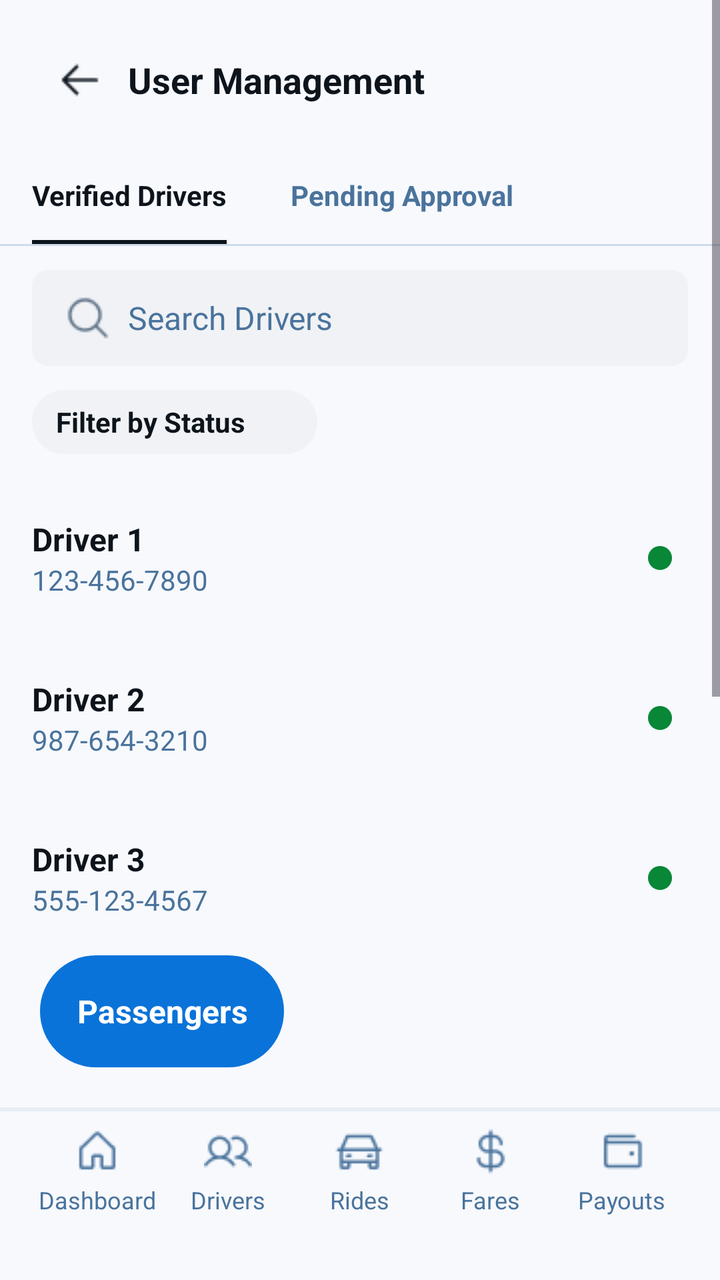
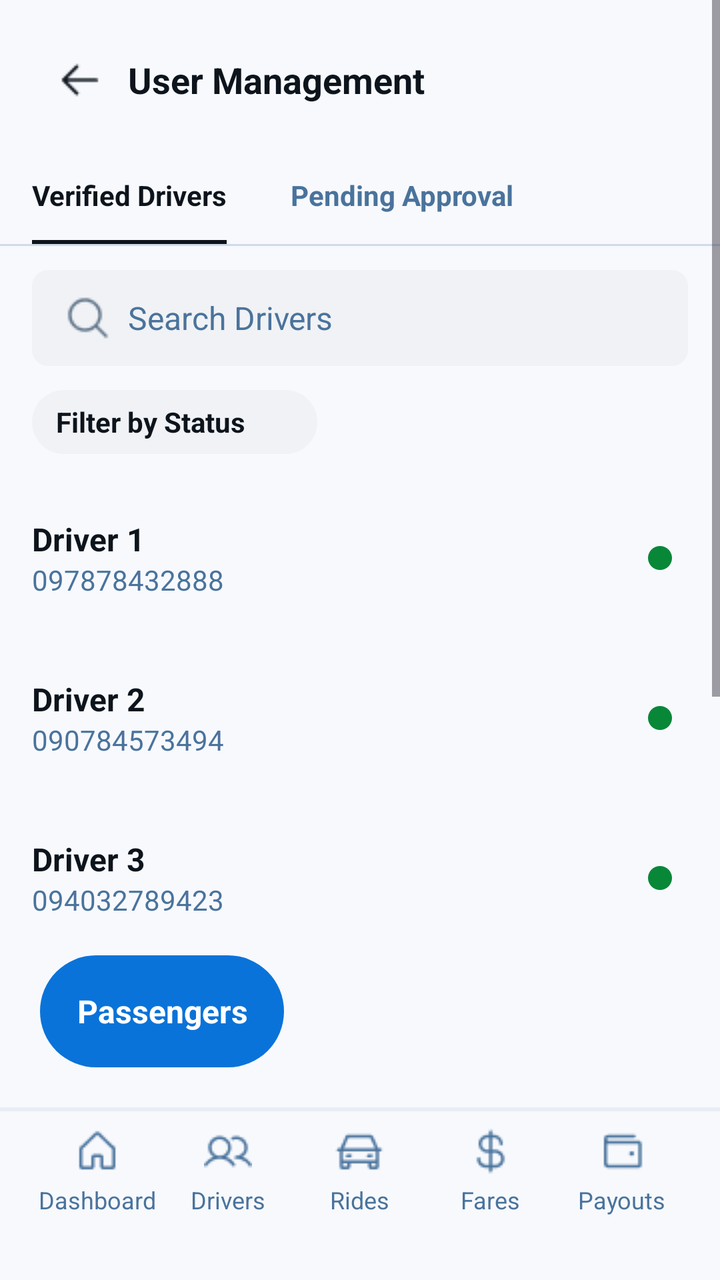

Compare the two renders of this Android layout. The source of the first and the diff that turns it into the second are given below.
<!-- AndroidManifest.xml: application theme Theme.Tricycle_app -->
<!-- res/layout/adminusers.xml -->
<?xml version="1.0" encoding="utf-8"?>
<LinearLayout xmlns:android="http://schemas.android.com/apk/res/android"
    android:layout_width="match_parent"
    android:layout_height="match_parent"
    android:orientation="vertical"
    android:background="#F7F9FD">

    <ScrollView
        android:layout_width="match_parent"
        android:layout_height="0dp"
        android:layout_weight="1"
        android:fillViewport="true">

        <LinearLayout
            android:layout_width="match_parent"
            android:layout_height="wrap_content"
            android:orientation="vertical"
            android:paddingBottom="20dp">

            <LinearLayout
                android:layout_width="match_parent"
                android:layout_height="wrap_content"
                android:orientation="horizontal"
                android:gravity="center_vertical"
                android:paddingTop="16dp"
                android:paddingBottom="8dp"
                android:paddingStart="16dp"
                android:paddingEnd="16dp">

                <LinearLayout
                    android:id="@+id/btnBack"
                    android:layout_width="48dp"
                    android:layout_height="48dp"
                    android:gravity="center"
                    android:clickable="true"
                    android:focusable="true">

                    <View
                        android:layout_width="24dp"
                        android:layout_height="24dp"
                        android:background="@drawable/arrow" />
                </LinearLayout>

                <TextView
                    android:layout_width="wrap_content"
                    android:layout_height="wrap_content"
                    android:text="User Management"
                    android:textSize="18sp"
                    android:textStyle="bold"
                    android:textColor="#0D141C"
                    android:paddingEnd="48dp"/>
            </LinearLayout>

            <LinearLayout
                android:layout_width="match_parent"
                android:layout_height="wrap_content"
                android:orientation="vertical">

                <LinearLayout
                    android:layout_width="match_parent"
                    android:layout_height="wrap_content"
                    android:orientation="horizontal"
                    android:paddingStart="16dp"
                    android:paddingEnd="16dp">

                    <LinearLayout
                        android:layout_width="wrap_content"
                        android:layout_height="wrap_content"
                        android:orientation="vertical"
                        android:layout_marginEnd="32dp">

                        <TextView
                            android:layout_width="wrap_content"
                            android:layout_height="wrap_content"
                            android:text="Verified Drivers"
                            android:textSize="14sp"
                            android:textStyle="bold"
                            android:textColor="#0D141C"
                            android:paddingTop="16dp"
                            android:paddingBottom="13dp"/>

                        <View
                            android:layout_width="match_parent"
                            android:layout_height="2dp"
                            android:background="#0D141C"/>
                    </LinearLayout>

                    <LinearLayout
                        android:layout_width="wrap_content"
                        android:layout_height="wrap_content"
                        android:orientation="vertical">

                        <TextView
                            android:layout_width="wrap_content"
                            android:layout_height="wrap_content"
                            android:text="Pending Approval"
                            android:textSize="14sp"
                            android:textStyle="bold"
                            android:textColor="#4A739C"
                            android:paddingTop="16dp"
                            android:paddingBottom="13dp"/>

                        <View
                            android:layout_width="match_parent"
                            android:layout_height="2dp"
                            android:background="@android:color/transparent"/>
                    </LinearLayout>
                </LinearLayout>

                <View
                    android:layout_width="match_parent"
                    android:layout_height="1dp"
                    android:background="#CFDBE8"/>
            </LinearLayout>

            <LinearLayout
                android:layout_width="match_parent"
                android:layout_height="wrap_content"
                android:paddingStart="16dp"
                android:paddingEnd="16dp"
                android:paddingTop="12dp"
                android:paddingBottom="12dp">

                <LinearLayout
                    android:layout_width="match_parent"
                    android:layout_height="48dp"
                    android:orientation="horizontal"
                    android:gravity="center_vertical"
                    android:background="@drawable/bg_rounded_light_grey"
                    android:paddingStart="16dp">

                    <View
                        android:layout_width="24dp"
                        android:layout_height="24dp"
                        android:background="@drawable/magni" />

                    <TextView
                        android:layout_width="wrap_content"
                        android:layout_height="wrap_content"
                        android:text="Search Drivers"
                        android:textSize="16sp"
                        android:textColor="#4A739C"
                        android:layout_marginStart="8dp"/>
                </LinearLayout>
            </LinearLayout>

            <LinearLayout
                android:layout_width="match_parent"
                android:layout_height="wrap_content"
                android:paddingStart="16dp"
                android:paddingBottom="8dp">

                <LinearLayout
                    android:layout_width="wrap_content"
                    android:layout_height="32dp"
                    android:orientation="horizontal"
                    android:gravity="center_vertical"
                    android:background="@drawable/bg_pill_grey"
                    android:paddingStart="12dp"
                    android:paddingEnd="8dp">

                    <TextView
                        android:layout_width="wrap_content"
                        android:layout_height="wrap_content"
                        android:text="Filter by Status"
                        android:textSize="14sp"
                        android:textColor="#0D141C"
                        android:textStyle="bold"/>

                    <View
                        android:layout_width="20dp"
                        android:layout_height="20dp"
                        android:background="@android:color/transparent"
                        android:layout_marginStart="8dp"/>
                </LinearLayout>
            </LinearLayout>

            <LinearLayout
                android:id="@+id/driver_1"
                android:layout_width="match_parent"
                android:layout_height="72dp"
                android:orientation="horizontal"
                android:gravity="center_vertical"
                android:paddingStart="16dp"
                android:paddingEnd="16dp"
                android:layout_marginTop="8dp"
                android:background="#F7F9FD"
                android:clickable="true"
                android:focusable="true">

                <LinearLayout
                    android:layout_width="0dp"
                    android:layout_weight="1"
                    android:layout_height="wrap_content"
                    android:orientation="vertical">

                    <TextView
                        android:layout_width="wrap_content"
                        android:layout_height="wrap_content"
                        android:text="Driver 1"
                        android:textSize="16sp"
                        android:textStyle="bold"
                        android:textColor="#0D141C"/>

                    <TextView
                        android:layout_width="wrap_content"
                        android:layout_height="wrap_content"
                        android:text="123-456-7890"
                        android:textSize="14sp"
                        android:textColor="#4A739C"/>
                </LinearLayout>

                <LinearLayout
                    android:layout_width="28dp"
                    android:layout_height="match_parent"
                    android:gravity="center">
                    <View
                        android:layout_width="12dp"
                        android:layout_height="12dp"
                        android:background="@drawable/bg_circle_green"/>
                </LinearLayout>
            </LinearLayout>

            <LinearLayout
                android:id="@+id/driver_2"
                android:layout_width="match_parent"
                android:layout_height="72dp"
                android:orientation="horizontal"
                android:gravity="center_vertical"
                android:paddingStart="16dp"
                android:paddingEnd="16dp"
                android:layout_marginTop="8dp"
                android:background="#F7F9FD"
                android:clickable="true"
                android:focusable="true">

                <LinearLayout
                    android:layout_width="0dp"
                    android:layout_weight="1"
                    android:layout_height="wrap_content"
                    android:orientation="vertical">

                    <TextView
                        android:layout_width="wrap_content"
                        android:layout_height="wrap_content"
                        android:text="Driver 2"
                        android:textSize="16sp"
                        android:textStyle="bold"
                        android:textColor="#0D141C"/>

                    <TextView
                        android:layout_width="wrap_content"
                        android:layout_height="wrap_content"
                        android:text="987-654-3210"
                        android:textSize="14sp"
                        android:textColor="#4A739C"/>
                </LinearLayout>

                <LinearLayout
                    android:layout_width="28dp"
                    android:layout_height="match_parent"
                    android:gravity="center">
                    <View
                        android:layout_width="12dp"
                        android:layout_height="12dp"
                        android:background="@drawable/bg_circle_green"/>
                </LinearLayout>
            </LinearLayout>

            <LinearLayout
                android:id="@+id/driver_3"
                android:layout_width="match_parent"
                android:layout_height="72dp"
                android:orientation="horizontal"
                android:gravity="center_vertical"
                android:paddingStart="16dp"
                android:paddingEnd="16dp"
                android:layout_marginTop="8dp"
                android:background="#F7F9FD"
                android:clickable="true"
                android:focusable="true">

                <LinearLayout
                    android:layout_width="0dp"
                    android:layout_weight="1"
                    android:layout_height="wrap_content"
                    android:orientation="vertical">

                    <TextView
                        android:layout_width="wrap_content"
                        android:layout_height="wrap_content"
                        android:text="Driver 3"
                        android:textSize="16sp"
                        android:textStyle="bold"
                        android:textColor="#0D141C"/>

                    <TextView
                        android:layout_width="wrap_content"
                        android:layout_height="wrap_content"
                        android:text="555-123-4567"
                        android:textSize="14sp"
                        android:textColor="#4A739C"/>
                </LinearLayout>

                <LinearLayout
                    android:layout_width="28dp"
                    android:layout_height="match_parent"
                    android:gravity="center">
                    <View
                        android:layout_width="12dp"
                        android:layout_height="12dp"
                        android:background="@drawable/bg_circle_green"/>
                </LinearLayout>
            </LinearLayout>

            <LinearLayout
                android:id="@+id/driver_4"
                android:layout_width="match_parent"
                android:layout_height="72dp"
                android:orientation="horizontal"
                android:gravity="center_vertical"
                android:paddingStart="16dp"
                android:paddingEnd="16dp"
                android:layout_marginTop="8dp"
                android:background="#F7F9FD"
                android:clickable="true"
                android:focusable="true">

                <LinearLayout
                    android:layout_width="0dp"
                    android:layout_weight="1"
                    android:layout_height="wrap_content"
                    android:orientation="vertical">

                    <TextView
                        android:layout_width="wrap_content"
                        android:layout_height="wrap_content"
                        android:text="Driver 4"
                        android:textSize="16sp"
                        android:textStyle="bold"
                        android:textColor="#0D141C"/>

                    <TextView
                        android:layout_width="wrap_content"
                        android:layout_height="wrap_content"
                        android:text="111-222-3333"
                        android:textSize="14sp"
                        android:textColor="#4A739C"/>
                </LinearLayout>

                <LinearLayout
                    android:layout_width="28dp"
                    android:layout_height="match_parent"
                    android:gravity="center">
                    <View
                        android:layout_width="12dp"
                        android:layout_height="12dp"
                        android:background="@drawable/bg_circle_green"/>
                </LinearLayout>
            </LinearLayout>

            <LinearLayout
                android:id="@+id/driver_5"
                android:layout_width="match_parent"
                android:layout_height="72dp"
                android:orientation="horizontal"
                android:gravity="center_vertical"
                android:paddingStart="16dp"
                android:paddingEnd="16dp"
                android:layout_marginTop="8dp"
                android:background="#F7F9FD"
                android:clickable="true"
                android:focusable="true">

                <LinearLayout
                    android:layout_width="0dp"
                    android:layout_weight="1"
                    android:layout_height="wrap_content"
                    android:orientation="vertical">

                    <TextView
                        android:layout_width="wrap_content"
                        android:layout_height="wrap_content"
                        android:text="Driver 5"
                        android:textSize="16sp"
                        android:textStyle="bold"
                        android:textColor="#0D141C"/>

                    <TextView
                        android:layout_width="wrap_content"
                        android:layout_height="wrap_content"
                        android:text="444-555-6666"
                        android:textSize="14sp"
                        android:textColor="#4A739C"/>
                </LinearLayout>

                <LinearLayout
                    android:layout_width="28dp"
                    android:layout_height="match_parent"
                    android:gravity="center">
                    <View
                        android:layout_width="12dp"
                        android:layout_height="12dp"
                        android:background="@drawable/bg_circle_green"/>
                </LinearLayout>
            </LinearLayout>

        </LinearLayout>
    </ScrollView>

    <LinearLayout
        android:layout_width="match_parent"
        android:layout_height="wrap_content"
        android:orientation="vertical">

        <LinearLayout
            android:layout_width="match_parent"
            android:layout_height="wrap_content"
            android:gravity="start"
            android:paddingStart="20dp"
            android:paddingBottom="20dp">

            <TextView
                android:id="@+id/btnPassengers"
                android:layout_width="122dp"
                android:layout_height="56dp"
                android:background="@drawable/bg_pill_blue"
                android:text="Passengers"
                android:textColor="#FFFFFF"
                android:textStyle="bold"
                android:textSize="16sp"
                android:gravity="center"
                android:clickable="true"
                android:focusable="true"/>
        </LinearLayout>

        <View
            android:layout_width="match_parent"
            android:layout_height="1dp"
            android:background="#E8EDF5"/>

    </LinearLayout>

    <include layout="@layout/adminnavbar" />

</LinearLayout>
<!-- res/layout/adminnavbar.xml (included above) -->
<?xml version="1.0" encoding="utf-8"?>
<LinearLayout xmlns:android="http://schemas.android.com/apk/res/android"
    android:layout_width="match_parent"
    android:layout_height="wrap_content"
    android:orientation="vertical">

    <View
        android:layout_width="match_parent"
        android:layout_height="1dp"
        android:background="#E8EDF5"/>

    <LinearLayout
        android:layout_width="match_parent"
        android:layout_height="wrap_content"
        android:orientation="horizontal"
        android:background="#F7F9FD"
        android:paddingTop="8dp"
        android:paddingBottom="12dp"
        android:paddingStart="16dp"
        android:paddingEnd="16dp">

        <LinearLayout
            android:id="@+id/nav_dashboard"
            android:layout_width="0dp"
            android:layout_height="wrap_content"
            android:layout_weight="1"
            android:orientation="vertical"
            android:gravity="center"
            android:clickable="true"
            android:focusable="true">

            <View
                android:layout_width="24dp"
                android:layout_height="24dp"
                android:background="@drawable/home" />

            <TextView
                android:layout_width="wrap_content"
                android:layout_height="wrap_content"
                android:text="Dashboard"
                android:textSize="12sp"
                android:textColor="#4A739C"
                android:layout_marginTop="4dp"/>
        </LinearLayout>

        <LinearLayout
            android:id="@+id/nav_drivers"
            android:layout_width="0dp"
            android:layout_height="wrap_content"
            android:layout_weight="1"
            android:orientation="vertical"
            android:gravity="center"
            android:clickable="true"
            android:focusable="true">

            <View
                android:layout_width="24dp"
                android:layout_height="24dp"
                android:background="@drawable/users" />

            <TextView
                android:layout_width="wrap_content"
                android:layout_height="wrap_content"
                android:text="Drivers"
                android:textSize="12sp"
                android:textColor="#4A739C"
                android:layout_marginTop="4dp"/>
        </LinearLayout>

        <LinearLayout
            android:id="@+id/nav_rides"
            android:layout_width="0dp"
            android:layout_height="wrap_content"
            android:layout_weight="1"
            android:orientation="vertical"
            android:gravity="center"
            android:clickable="true"
            android:focusable="true">

            <View
                android:layout_width="24dp"
                android:layout_height="24dp"
                android:background="@drawable/ride" />

            <TextView
                android:layout_width="wrap_content"
                android:layout_height="wrap_content"
                android:text="Rides"
                android:textSize="12sp"
                android:textColor="#4A739C"
                android:layout_marginTop="4dp"/>
        </LinearLayout>

        <LinearLayout
            android:id="@+id/nav_fares"
            android:layout_width="0dp"
            android:layout_height="wrap_content"
            android:layout_weight="1"
            android:orientation="vertical"
            android:gravity="center"
            android:clickable="true"
            android:focusable="true">

            <View
                android:layout_width="24dp"
                android:layout_height="24dp"
                android:background="@drawable/money" />

            <TextView
                android:layout_width="wrap_content"
                android:layout_height="wrap_content"
                android:text="Fares"
                android:textSize="12sp"
                android:textColor="#4A739C"
                android:layout_marginTop="4dp"/>
        </LinearLayout>

        <LinearLayout
            android:id="@+id/nav_payouts"
            android:layout_width="0dp"
            android:layout_height="wrap_content"
            android:layout_weight="1"
            android:orientation="vertical"
            android:gravity="center"
            android:clickable="true"
            android:focusable="true">

            <View
                android:layout_width="24dp"
                android:layout_height="24dp"
                android:background="@drawable/payout" />

            <TextView
                android:layout_width="wrap_content"
                android:layout_height="wrap_content"
                android:text="Payouts"
                android:textSize="12sp"
                android:textColor="#4A739C"
                android:layout_marginTop="4dp"/>
        </LinearLayout>

    </LinearLayout>

    <View
        android:layout_width="match_parent"
        android:layout_height="20dp"
        android:background="#F7F9FD"/>

</LinearLayout>
<!-- resources referenced by this layout -->
<resources>
  <!-- drawable arrow: png bitmap (drawable, 284 bytes) -->
  <!-- drawable bg_circle_green (drawable) -->
  <?xml version="1.0" encoding="utf-8"?>
  <shape xmlns:android="http://schemas.android.com/apk/res/android"
      android:shape="oval">
      <solid android:color="#088738"/>
      <size android:width="12dp" android:height="12dp"/>
  </shape>
  <!-- drawable bg_pill_blue (drawable) -->
  <?xml version="1.0" encoding="utf-8"?>
  <shape xmlns:android="http://schemas.android.com/apk/res/android"
      android:shape="rectangle">
      <solid android:color="#0A73D9" /> <corners android:radius="100dp" /> </shape>
  <!-- drawable bg_pill_grey (drawable) -->
  <?xml version="1.0" encoding="utf-8"?>
  <shape xmlns:android="http://schemas.android.com/apk/res/android"
      android:shape="rectangle">
      <solid android:color="#F0F2F5" /> <corners android:radius="100dp" />
  </shape>
  <!-- drawable bg_rounded_light_grey (drawable) -->
  <?xml version="1.0" encoding="utf-8"?>
  <shape xmlns:android="http://schemas.android.com/apk/res/android"
      android:shape="rectangle">
      <solid android:color="#F0F2F5" />
      <corners android:radius="8dp" />
  </shape>
  <!-- drawable home: png bitmap (drawable, 468 bytes) -->
  <!-- drawable magni: png bitmap (drawable, 614 bytes) -->
  <!-- drawable money: png bitmap (drawable, 640 bytes) -->
  <!-- drawable payout: png bitmap (drawable, 415 bytes) -->
  <!-- drawable ride: png bitmap (drawable, 550 bytes) -->
  <!-- drawable users: png bitmap (drawable, 770 bytes) -->
  <style name="Theme.Tricycle_app" parent="Base.Theme.Tricycle_app" />
  <style name="Base.Theme.Tricycle_app" parent="Theme.Material3.DayNight.NoActionBar">
          
          
      </style>
</resources>

<!-- the commit's change to res/layout/adminusers.xml (unified diff, before → after) -->
@@ -205,9 +205,9 @@
                     <TextView
                         android:layout_width="wrap_content"
                         android:layout_height="wrap_content"
-                        android:text="123-456-7890"
-                        android:textSize="14sp"
-                        android:textColor="#4A739C"/>
+                        android:text="097878432888"
+                        android:textColor="#4A739C"
+                        android:textSize="14sp" />
                 </LinearLayout>
 
                 <LinearLayout
@@ -251,7 +251,7 @@
                     <TextView
                         android:layout_width="wrap_content"
                         android:layout_height="wrap_content"
-                        android:text="987-654-3210"
+                        android:text="090784573494"
                         android:textSize="14sp"
                         android:textColor="#4A739C"/>
                 </LinearLayout>
@@ -297,7 +297,7 @@
                     <TextView
                         android:layout_width="wrap_content"
                         android:layout_height="wrap_content"
-                        android:text="555-123-4567"
+                        android:text="094032789423"
                         android:textSize="14sp"
                         android:textColor="#4A739C"/>
                 </LinearLayout>
@@ -343,7 +343,7 @@
                     <TextView
                         android:layout_width="wrap_content"
                         android:layout_height="wrap_content"
-                        android:text="111-222-3333"
+                        android:text="094023848932"
                         android:textSize="14sp"
                         android:textColor="#4A739C"/>
                 </LinearLayout>
@@ -389,7 +389,7 @@
                     <TextView
                         android:layout_width="wrap_content"
                         android:layout_height="wrap_content"
-                        android:text="444-555-6666"
+                        android:text="094903728942"
                         android:textSize="14sp"
                         android:textColor="#4A739C"/>
                 </LinearLayout>
